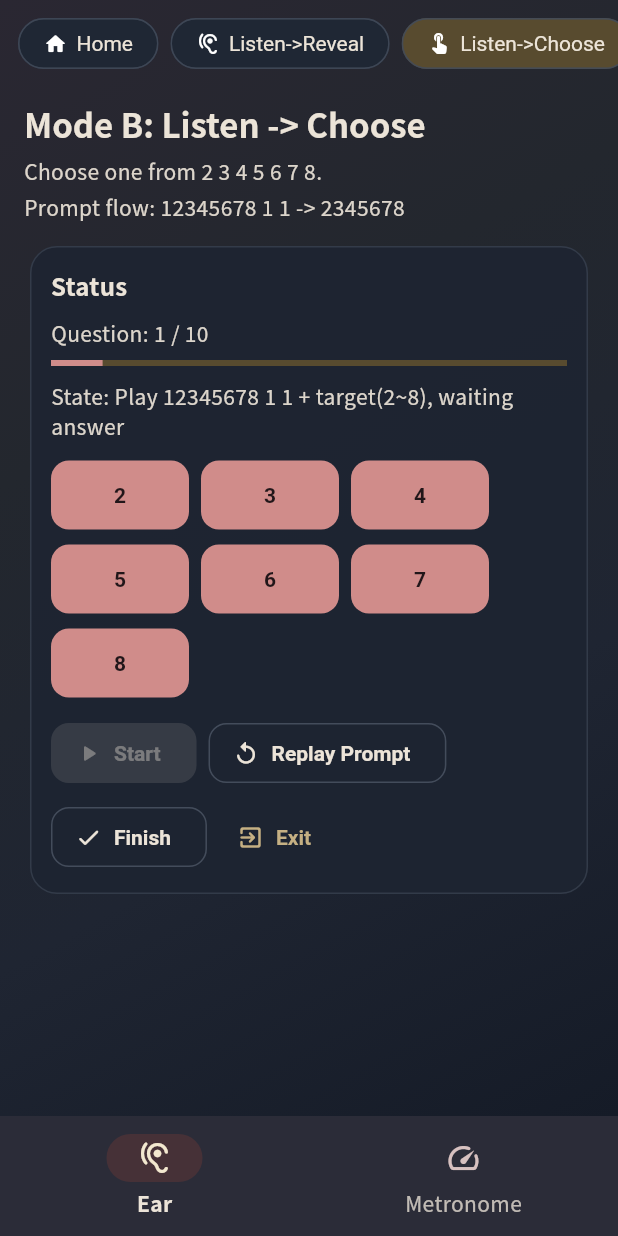
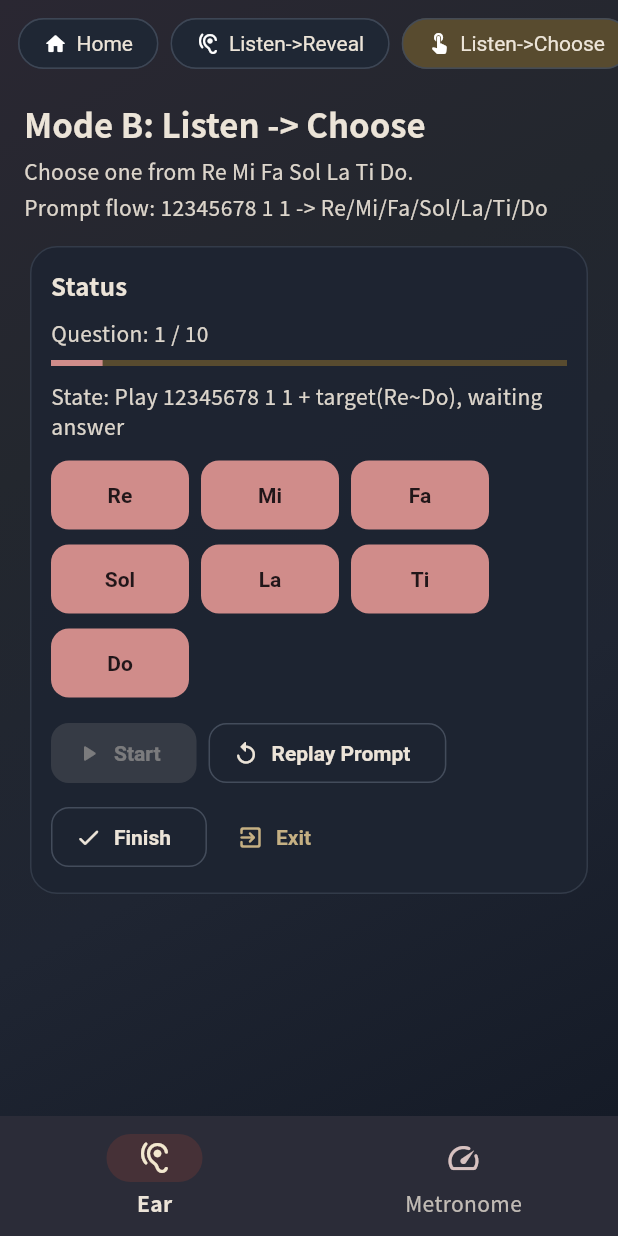
Before and after one commit to foxmaybeOI1761640545/FlutterDemo-1776537345-V1.0.1, a Flutter app: the screen it shows after launch, after a tap on "Listen->Reveal", after a tap on "Listen->Choose", after a tap on "Start", on a phone screen of 412 x 824 dp. Run offline on Flutter 3.47's test engine with Material 3 defaults, Android fonts, the light colour scheme and no system bars; our stand-ins replace audioplayers, shared_preferences; Roboto replaces fonts that are missing (Segoe UI).

Commit message:
﻿feat,refactor,ui(ear-training): Mode B切换到12345678题库并改为唱名作答，发布v2.0.13 | Switch Mode B to 12345678 assets with solfege choices and release v2.0.13
- 类型(Type): feat,refactor,ui
- 功能(Feature): Mode B 改为完整播放 12345678 1 1.WAV 后间隔 150ms 再播放随机目标音；题目音资产切换至 assets/audio/12345678（2~8）
- 服务(Service): N/A
- 重构(Refactor): 精简 Mode B 引导音回退逻辑，统一目标音标签与显示映射
- 交互与界面(UI/UX): Mode B 选项与提示改为 Re/Mi/Fa/Sol/La/Ti/Do
- 文档(Docs): pubspec 版本号升级到 2.0.13+213

- Types: feat,refactor,ui
- Feature: Mode B now plays the full 12345678 1 1.WAV lead-in, waits 150ms, then plays a random target note from 2-8
- Service: N/A
- Refactor: Simplified lead-in fallback flow and unified note label mapping
- UI/UX: Updated Mode B options and prompt text to Re/Mi/Fa/Sol/La/Ti/Do
- Docs: Bumped pubspec version to 2.0.13+213

```diff
--- a/lib/src/pages/ear_training_page.dart
+++ b/lib/src/pages/ear_training_page.dart
@@ -25,11 +25,11 @@
 
 extension _ModeBPromptFlowExtension on _ModeBPromptFlow {
   String get label {
-    return "12345678 1 1 -> 2345678";
+    return "12345678 1 1 -> Re/Mi/Fa/Sol/La/Ti/Do";
   }
 
   String get waitingStatus {
-    return "Play 12345678 1 1 + target(2~8), waiting answer";
+    return "Play 12345678 1 1 + target(Re~Do), waiting answer";
   }
 }
 
@@ -50,10 +50,12 @@
   const _DegreeSpec({
     required this.degree,
     required this.slug,
+    required this.label,
   });
 
   final String degree;
   final String slug;
+  final String label;
 }
 
 class _EarNoteSpec {
@@ -81,21 +83,22 @@
 
 class _EarTrainingPageState extends State<EarTrainingPage> {
   static const List<_DegreeSpec> _degrees = <_DegreeSpec>[
-    _DegreeSpec(degree: "2", slug: "2-Re"),
-    _DegreeSpec(degree: "3", slug: "3-Mi"),
-    _DegreeSpec(degree: "4", slug: "4-Fa"),
-    _DegreeSpec(degree: "5", slug: "5-Sol"),
-    _DegreeSpec(degree: "6", slug: "6-La"),
-    _DegreeSpec(degree: "7", slug: "7-Ti"),
-    _DegreeSpec(degree: "8", slug: "8-Do"),
+    _DegreeSpec(degree: "2", slug: "2-Re Re", label: "Re"),
+    _DegreeSpec(degree: "3", slug: "3-Mi Mi", label: "Mi"),
+    _DegreeSpec(degree: "4", slug: "4-Fa Fa", label: "Fa"),
+    _DegreeSpec(degree: "5", slug: "5-Sol Sol", label: "Sol"),
+    _DegreeSpec(degree: "6", slug: "6-La La", label: "La"),
+    _DegreeSpec(degree: "7", slug: "7-Ti Ti", label: "Ti"),
+    _DegreeSpec(degree: "8", slug: "8-Do Do", label: "Do"),
   ];
   static const int _baseOctave = 5;
   static const int _assetMinOctave = 5;
   static const int _assetMaxOctave = 5;
   static const String _defaultNoteId = "2_5";
-  static const String _defaultNoteAssetPath = "audio/2345678/2-Re.WAV";
-  static const String _modeBDefaultKeyLeadInAssetPath = "audio/ear-mypiano-aaa.WAV";
-  static const Duration _modeBDefaultKeyLeadInMaxDuration = Duration(seconds: 7);
+  static const String _defaultNoteAssetPath = "audio/12345678/2-Re Re.WAV";
+  static const String _modeBDefaultKeyLeadInAssetPath = "audio/12345678/12345678 1 1.WAV";
+  static const Duration _modeBDefaultKeyLeadInMaxDuration = Duration(seconds: 20);
+  static const Duration _modeBPromptGap = Duration(milliseconds: 150);
   static const String _hintAssetPath = "audio/beep-subdivision.wav";
   static final Map<String, _EarNoteSpec> _noteCatalog = (() {
     final Map<String, _EarNoteSpec> catalog = <String, _EarNoteSpec>{};
@@ -106,8 +109,8 @@
           id: noteId,
           degree: degreeSpec.degree,
           octave: octave,
-          label: degreeSpec.degree,
-          assetPath: "audio/2345678/${degreeSpec.slug}.WAV",
+          label: degreeSpec.label,
+          assetPath: "audio/12345678/${degreeSpec.slug}.WAV",
         );
       }
     }
@@ -180,7 +183,7 @@
           id: _defaultNoteId,
           degree: "2",
           octave: _baseOctave,
-          label: "2",
+          label: "Re",
           assetPath: _defaultNoteAssetPath,
         );
   }
@@ -243,7 +246,7 @@
       return noteId;
     }
     if (_singleOctaveMode && note.octave == _baseOctave) {
-      return note.degree;
+      return note.label;
     }
     return note.label;
   }
@@ -370,23 +373,6 @@
       debugPrint("Ear training lead-in playback failed: $error");
       rethrow;
     }
-  }
-
-  List<String> _defaultKeyScale121NoteIds() {
-    final int tonicOctave =
-        _baseOctave.clamp(_assetMinOctave, _assetMaxOctave).toInt();
-    final List<String> noteIds = <String>[
-      _noteId("2", tonicOctave),
-      _noteId("3", tonicOctave),
-      _noteId("4", tonicOctave),
-      _noteId("5", tonicOctave),
-      _noteId("6", tonicOctave),
-      _noteId("7", tonicOctave),
-      _noteId("8", tonicOctave),
-    ];
-    return noteIds
-        .where((String id) => _noteCatalog.containsKey(id))
-        .toList(growable: false);
   }
 
   Future<void> _playAsset(
@@ -461,11 +447,6 @@
     }
   }
 
-  Duration get _modeBPromptGap =>
-      _speed == EarTrainingSpeed.slow
-          ? const Duration(milliseconds: 750)
-          : const Duration(milliseconds: 500);
-
   Future<void> _playModeBPrompt({
     required String noteId,
     required int token,
@@ -481,16 +462,7 @@
     try {
       await _playDefaultKeyLeadInAsset();
     } catch (_) {
-      for (final String leadInNoteId in _defaultKeyScale121NoteIds()) {
-        if (!_canContinueModeBPrompt(
-          token: token,
-          requireModeBRunning: requireModeBRunning,
-        )) {
-          return;
-        }
-        await _playNote(leadInNoteId);
-        await Future<void>.delayed(_modeBPromptGap);
-      }
+      // Keep prompt flow stable even if lead-in asset fails once.
     }
 
     if (!_canContinueModeBPrompt(
@@ -1228,7 +1200,7 @@
         const SizedBox(height: 8),
         Text(
           singleOctaveChoices
-              ? "Choose one from 2 3 4 5 6 7 8."
+              ? "Choose one from Re Mi Fa Sol La Ti Do."
               : "Choose one from active set (${choiceNotes.length} notes, 2~8).",
         ),
         const SizedBox(height: 4),
--- a/pubspec.yaml
+++ b/pubspec.yaml
@@ -1,7 +1,7 @@
 name: flutter_demo
 description: Offline metronome MVP for Web, Windows and mobile.
 publish_to: "none"
-version: 2.0.12+212
+version: 2.0.13+213
 
 environment:
   sdk: ">=3.3.0 <4.0.0"
```
Also changed, not shown: 15 other files.
